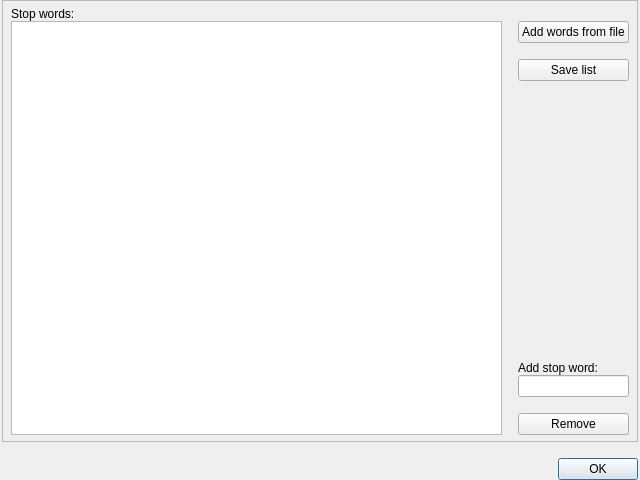
This is coquery/gui/stopwords.ui in gkunter/coquery as Qt 5 draws it before an edit. The edited form follows.
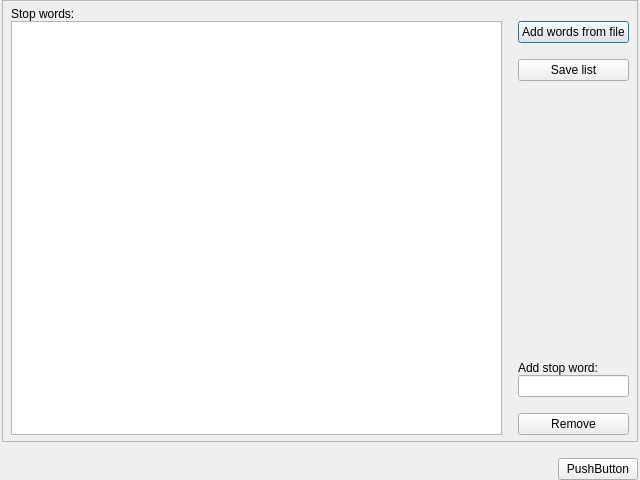
This is the edited form. Icons and pictures are not drawn.

Commit message: Initial stopword support (see Issue #26).

```diff
--- a/coquery/gui/stopwords.ui
+++ b/coquery/gui/stopwords.ui
@@ -185,14 +185,28 @@
     </widget>
    </item>
    <item>
-    <widget class="QDialogButtonBox" name="buttonBox">
-     <property name="orientation">
-      <enum>Qt::Horizontal</enum>
-     </property>
-     <property name="standardButtons">
-      <set>QDialogButtonBox::Ok</set>
-     </property>
-    </widget>
+    <layout class="QHBoxLayout" name="horizontalLayout_2">
+     <item>
+      <spacer name="horizontalSpacer">
+       <property name="orientation">
+        <enum>Qt::Horizontal</enum>
+       </property>
+       <property name="sizeHint" stdset="0">
+        <size>
+         <width>40</width>
+         <height>20</height>
+        </size>
+       </property>
+      </spacer>
+     </item>
+     <item>
+      <widget class="QPushButton" name="pushButton_2">
+       <property name="text">
+        <string>PushButton</string>
+       </property>
+      </widget>
+     </item>
+    </layout>
    </item>
   </layout>
  </widget>
```
Left out of the diff: 37 changed lines with no effect on the pictures. The commit also changes 3 other files.
